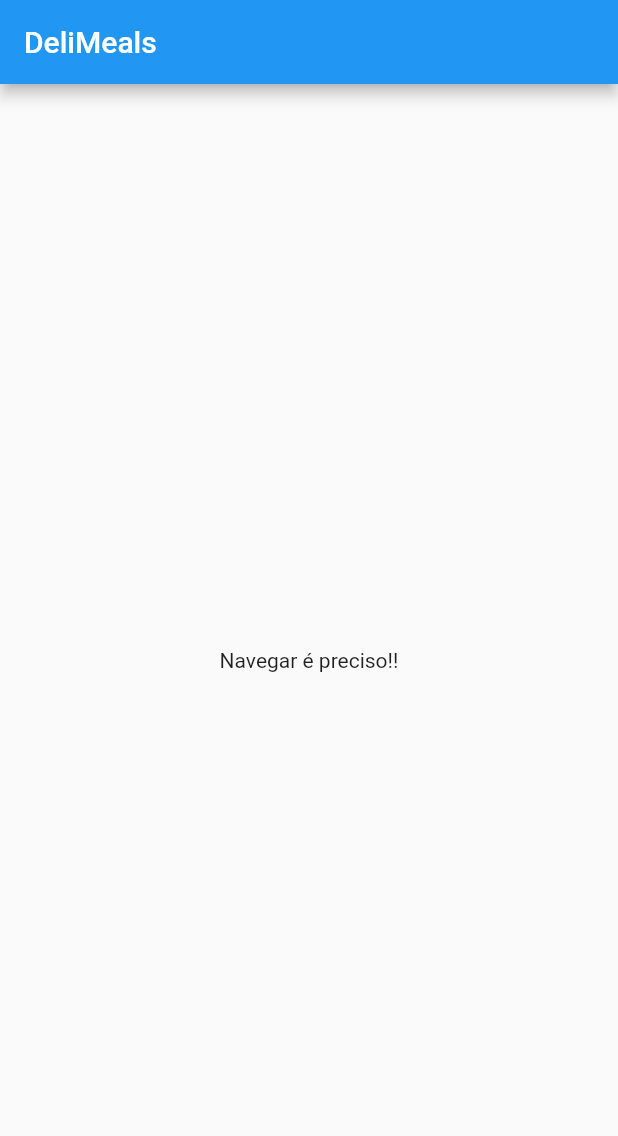
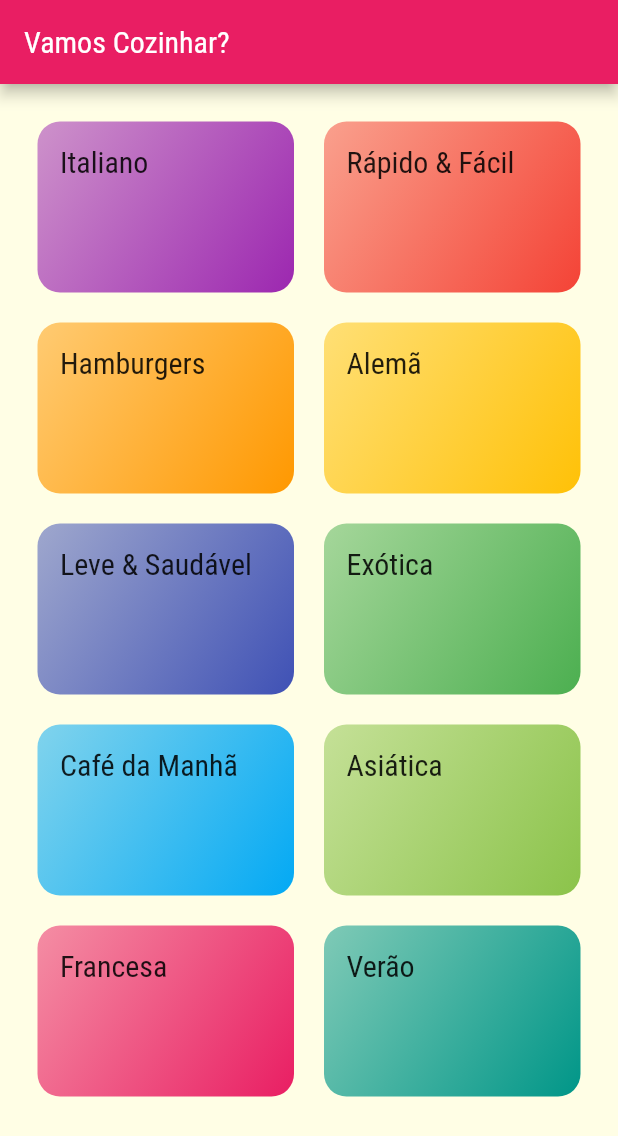
Before and after one commit to santanapaulo/meals-flutter, a Flutter app: the screen it shows after launch, on a phone screen of 412 x 824 dp. Shown: the top 1136 px of the screen. Run offline on Flutter 3.47's test engine with Material 2 defaults, Android fonts, the phone set to English and light mode, and no system bars.

Commit message:
setting fonts and routing

```diff
--- /dev/null
+++ b/lib/components/category_item.dart
@@ -0,0 +1,48 @@
+import 'package:flutter/material.dart';
+import '../models/category.dart';
+import '../screens/categories_meals.dart';
+
+class CategoryItem extends StatelessWidget {
+  final Category category;
+
+  const CategoryItem(this.category, {Key? key}) : super(key: key);
+
+  void _selectCategory(BuildContext context) {
+    Navigator.of(context).push(
+      MaterialPageRoute(
+        builder: (_) {
+          return CategoriesMeals(
+            category: category,
+          );
+        },
+      ),
+    );
+  }
+
+  @override
+  Widget build(BuildContext context) {
+    return InkWell(
+      onTap: () => _selectCategory(context),
+      splashColor: Theme.of(context).colorScheme.primary,
+      borderRadius: BorderRadius.circular(15),
+      child: Container(
+        padding: const EdgeInsets.all(15),
+        decoration: BoxDecoration(
+          borderRadius: BorderRadius.circular(15),
+          gradient: LinearGradient(
+            colors: [
+              category.color.withOpacity(0.5),
+              category.color,
+            ],
+            begin: Alignment.topLeft,
+            end: Alignment.bottomRight,
+          ),
+        ),
+        child: Text(
+          category.title,
+          style: Theme.of(context).textTheme.titleLarge,
+        ),
+      ),
+    );
+  }
+}
--- a/lib/data/dummy-data.dart
+++ b/lib/data/dummy_data.dart
@@ -1,8 +1,7 @@
 import 'package:flutter/material.dart';
-
 import '../models/category.dart';
 
-const DUMMY_CATEGORIES = [
+const dummyCategories = [
   Category(
     id: 'c1',
     title: 'Italiano',
@@ -26,7 +25,7 @@ const DUMMY_CATEGORIES = [
   Category(
     id: 'c5',
     title: 'Leve & Saudável',
-    color: Colors.amber,
+    color: Colors.indigo,
   ),
   Category(
     id: 'c6',
--- a/lib/main.dart
+++ b/lib/main.dart
@@ -1,39 +1,32 @@
 import 'package:flutter/material.dart';
+import 'screens/categories.dart';
 
-void main() => runApp(const MyApp());
+void main() {
+  runApp(const MyApp());
+}
 
 class MyApp extends StatelessWidget {
-  const MyApp({super.key});
+  const MyApp({Key? key}) : super(key: key);
 
   @override
   Widget build(BuildContext context) {
     return MaterialApp(
-      title: 'DeliMeals',
+      title: 'Vamos Cozinhar?',
       theme: ThemeData(
-        primarySwatch: Colors.blue,
+        colorScheme: ColorScheme.fromSwatch().copyWith(
+          primary: Colors.pink,
+          secondary: Colors.amber,
+        ),
+        canvasColor: const Color.fromRGBO(255, 254, 229, 1),
+        fontFamily: 'Raleway',
+        textTheme: ThemeData.light().textTheme.copyWith(
+              titleLarge: const TextStyle(
+                fontSize: 20,
+                fontFamily: 'RobotoCondensed',
+              ),
+            ),
       ),
-      home: const MyHomePage(),
+      home: const CategoriesScreen(),
     );
   }
 }
-
-class MyHomePage extends StatefulWidget {
-  const MyHomePage({super.key});
-
-  @override
-  _MyHomePageState createState() => _MyHomePageState();
-}
-
-class _MyHomePageState extends State<MyHomePage> {
-  @override
-  Widget build(BuildContext context) {
-    return Scaffold(
-      appBar: AppBar(
-        title: const Text('DeliMeals'),
-      ),
-      body: const Center(
-        child: Text('Navegar é preciso!!'),
-      ),
-    );
-  }
-}
--- a/lib/screens/categories.dart
+++ b/lib/screens/categories.dart
@@ -1,16 +1,28 @@
 import 'package:flutter/material.dart';
+import '../components/category_item.dart';
+import '../data/dummy_data.dart';
 
-class MyWidget extends StatelessWidget {
-  const MyWidget({super.key});
+class CategoriesScreen extends StatelessWidget {
+  const CategoriesScreen({Key? key}) : super(key: key);
 
   @override
   Widget build(BuildContext context) {
-    return GridView(
+    return Scaffold(
+      appBar: AppBar(
+        title: const Text('Vamos Cozinhar?'),
+      ),
+      body: GridView(
+        padding: const EdgeInsets.all(25),
         gridDelegate: const SliverGridDelegateWithMaxCrossAxisExtent(
-      maxCrossAxisExtent: 200,
-      childAspectRatio: 3 / 2,
-      crossAxisSpacing: 20,
-      mainAxisSpacing: 20,
-    ));
+          maxCrossAxisExtent: 200,
+          childAspectRatio: 3 / 2,
+          crossAxisSpacing: 20,
+          mainAxisSpacing: 20,
+        ),
+        children: dummyCategories.map((cat) {
+          return CategoryItem(cat);
+        }).toList(),
+      ),
+    );
   }
 }
```
Also changed, not shown: lib/screens/categories_meals.dart (added, +20 -0 lines), pubspec.yaml (+17 -0 lines), assets/fonts/Raleway-Black.ttf (added), assets/fonts/Raleway-Bold.ttf (added), assets/fonts/Raleway-Regular.ttf (added), assets/fonts/RobotoCondensed-Bold.ttf (added), assets/fonts/RobotoCondensed-Italic.ttf (added), assets/fonts/RobotoCondensed-Light.ttf (added), assets/fonts/RobotoCondensed-Regular.ttf (added).
